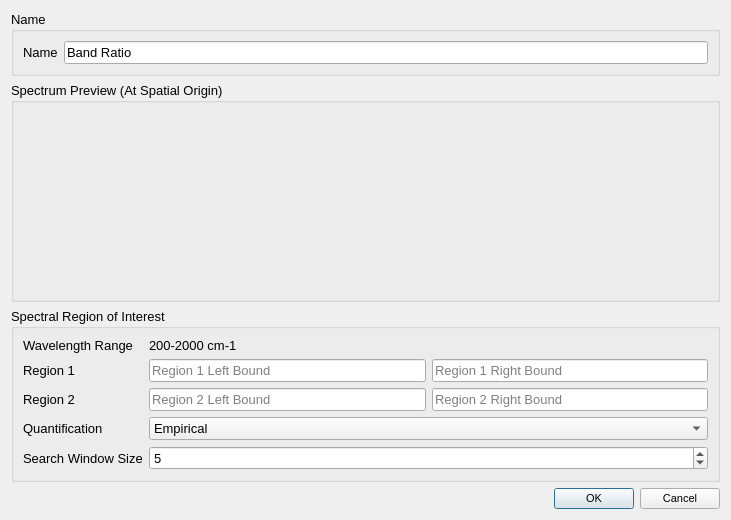
Qt form Vespucci/GUI/Analysis/bandratiodialog.ui (VespucciProject/Vespucci) before a commit.
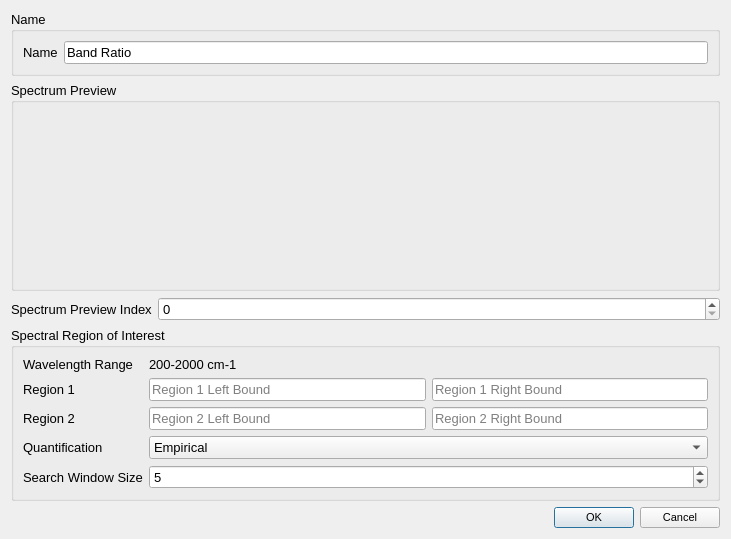
The same form after that commit. Custom widgets are drawn as their Qt base class.

Commit message: MetaAnalyzer, MultiAnalyzer and VespucciDataset now inherit a new abstract class (AbstractDataAnalyzer), removing the klugy overloaded constructors that were used for analysis dialogs. Rank estimation moved out of dialogs.

Diff of the .ui file:
```diff
--- a/Vespucci/GUI/Analysis/bandratiodialog.ui
+++ b/Vespucci/GUI/Analysis/bandratiodialog.ui
@@ -7,7 +7,7 @@
     <x>0</x>
     <y>0</y>
     <width>731</width>
-    <height>520</height>
+    <height>537</height>
    </rect>
   </property>
   <property name="font">
@@ -70,7 +70,7 @@
       </font>
      </property>
      <property name="title">
-      <string>Spectrum Preview (At Spatial Origin)</string>
+      <string>Spectrum Preview</string>
      </property>
      <layout class="QVBoxLayout" name="verticalLayout">
       <item>
@@ -86,6 +86,20 @@
      </layout>
     </widget>
    </item>
+   <item>
+    <layout class="QFormLayout" name="formLayout_2">
+     <item row="0" column="0">
+      <widget class="QLabel" name="indexLabel">
+       <property name="text">
+        <string>Spectrum Preview Index</string>
+       </property>
+      </widget>
+     </item>
+     <item row="0" column="1">
+      <widget class="QSpinBox" name="indexSpinBox"/>
+     </item>
+    </layout>
+   </item>
    <item>
     <widget class="QGroupBox" name="regionGroupBox">
      <property name="font">
```
The commit also changes 46 other files.
